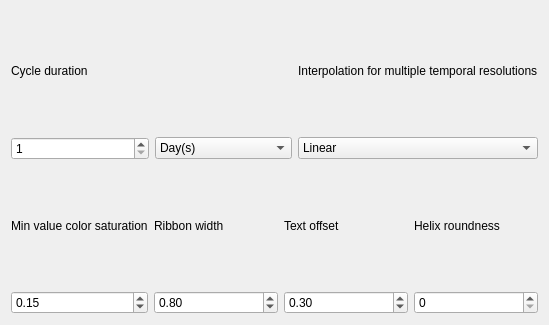
First picture: the form in visualizations/ui_helixwidget.ui, repository mbernasocchi/multiview, before the edit.
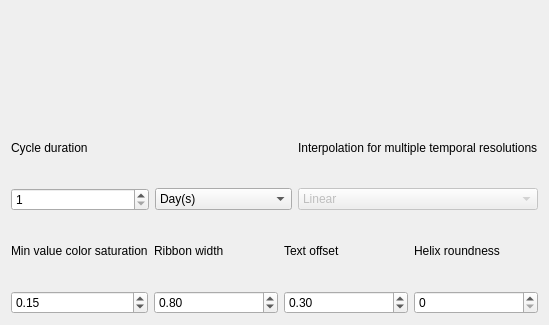
Second picture: the form after the edit. Icons and pictures are not drawn.

Commit message: Fixed warning issue added help text new loader name and icon fixed all ui

What changed in the file:
```diff
--- a/visualizations/ui_helixwidget.ui
+++ b/visualizations/ui_helixwidget.ui
@@ -17,6 +17,13 @@
    <string>Pres H for help</string>
   </property>
   <layout class="QVBoxLayout" name="verticalLayout">
+   <item>
+    <widget class="QLabel" name="warningDisplay">
+     <property name="text">
+      <string/>
+     </property>
+    </widget>
+   </item>
    <item>
     <layout class="QGridLayout" name="gridLayout_2">
      <item row="0" column="2">
@@ -28,6 +35,9 @@
      </item>
      <item row="1" column="2">
       <widget class="QComboBox" name="interpolationMethod">
+       <property name="enabled">
+        <bool>false</bool>
+       </property>
        <item>
         <property name="text">
          <string>Linear</string>
```
The commit also changes 17 other files.
